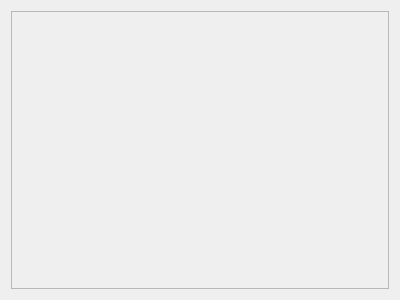
Qt form src/installer.ui (apertium/apertium-simpleton) before a commit.
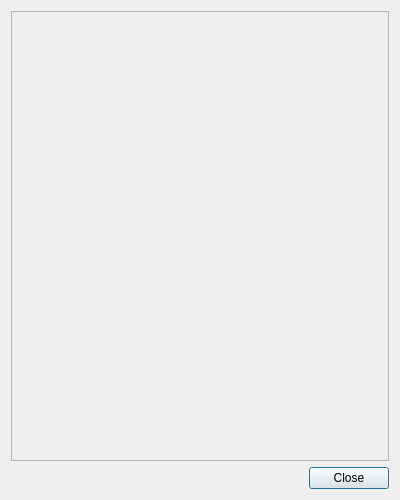
The same form after that commit.

Commit message: Larger default size; Add Close button

Diff of the .ui file:
```diff
--- a/src/installer.ui
+++ b/src/installer.ui
@@ -7,7 +7,7 @@
     <x>0</x>
     <y>0</y>
     <width>400</width>
-    <height>300</height>
+    <height>500</height>
    </rect>
   </property>
   <property name="windowTitle">
@@ -15,10 +15,32 @@
   </property>
   <layout class="QVBoxLayout" name="verticalLayout">
    <item>
-
-  <widget class="QScrollArea" name="scrollArea">
-  </widget>
-  </item>
+    <widget class="QScrollArea" name="scrollArea"/>
+   </item>
+   <item>
+    <layout class="QHBoxLayout" name="horizontalLayout">
+     <item>
+      <spacer name="horizontalSpacer">
+       <property name="orientation">
+        <enum>Qt::Horizontal</enum>
+       </property>
+       <property name="sizeHint" stdset="0">
+        <size>
+         <width>40</width>
+         <height>20</height>
+        </size>
+       </property>
+      </spacer>
+     </item>
+     <item>
+      <widget class="QPushButton" name="btnClose">
+       <property name="text">
+        <string>Close</string>
+       </property>
+      </widget>
+     </item>
+    </layout>
+   </item>
   </layout>
  </widget>
  <resources/>
```
Left out of the diff: 9 changed lines with no effect on the pictures. The commit also changes 1 other file.
